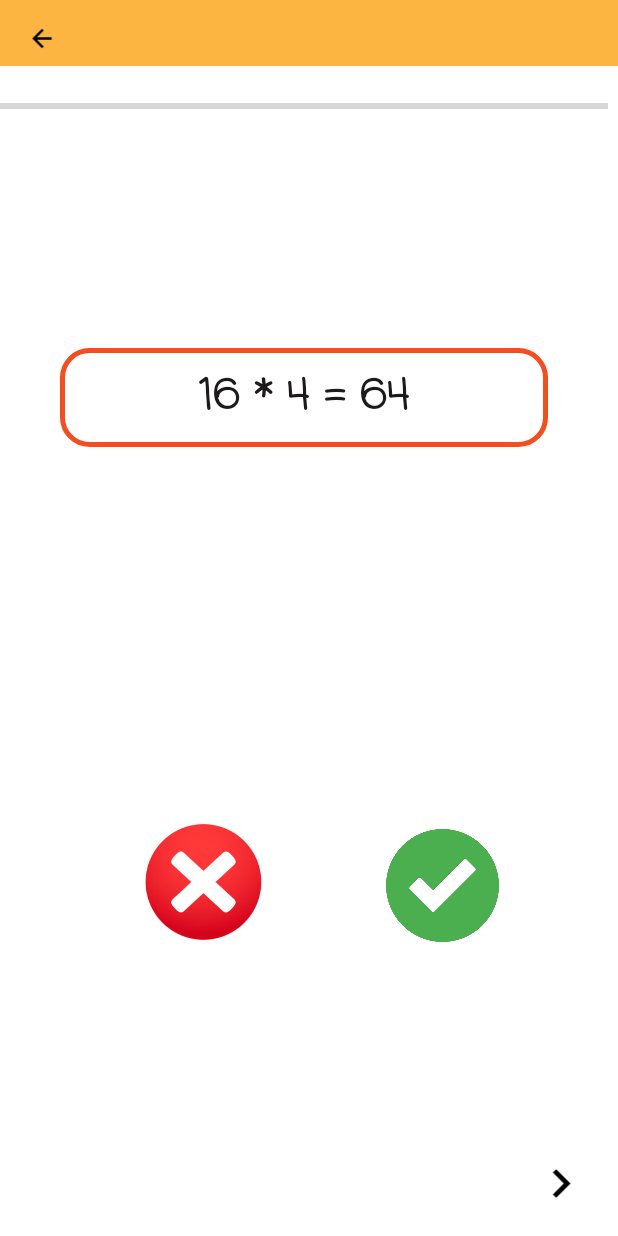
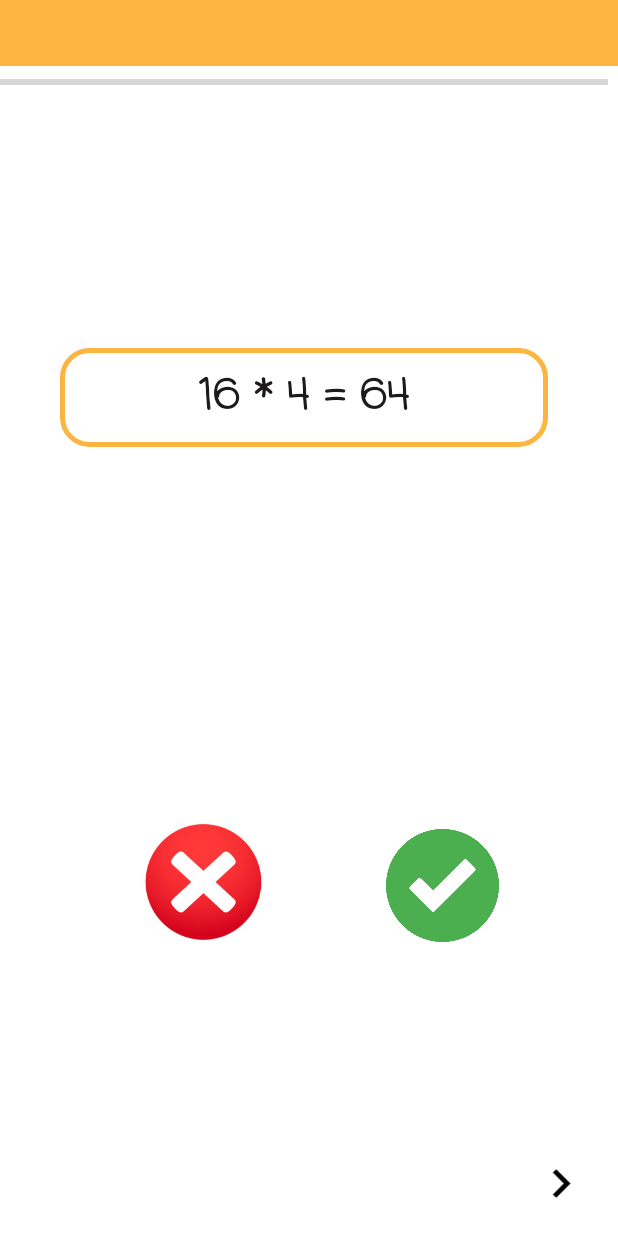
Before and after one commit to SalsabeelH/ProjectMobileApps, an Android app: the CalculationActivity screen opened directly, with no data from a screen before it, on a phone screen of 412 x 824 dp. Run offline under Robolectric (Android 15) with nearby library versions, the phone set to English and light mode, and no system bars.

Commit message:
add app color name

```diff
--- a/app/src/main/java/birzeit/edu/projectmobileapps/ui/CalculationActivity.java
+++ b/app/src/main/java/birzeit/edu/projectmobileapps/ui/CalculationActivity.java
@@ -19,7 +19,6 @@ import android.widget.Toast;
 public class CalculationActivity extends AppCompatActivity {
 
     private TextView equation;
-    private ImageView past_page;
     private ImageView next_equ;
     private ImageView correct;
     private ImageView incorrect;
@@ -36,20 +35,11 @@ public class CalculationActivity extends AppCompatActivity {
 
     private void extracted() {
         equation=findViewById(R.id.tvEquation);
-        past_page=findViewById(R.id.pastPage);
         next_equ=findViewById(R.id.nextEquation);
         correct=findViewById(R.id.correct);
         incorrect=findViewById(R.id.incorrect);
         mProgressBar=(ProgressBar)findViewById(R.id.progressBar);
 
-        past_page.setOnClickListener(new View.OnClickListener() {
-            @Override
-            public void onClick(View view) {
-                Intent intent=new Intent(CalculationActivity.this,MentalFragment.class);
-                startActivity(intent);
-                finish();
-            }
-        });
 
         next_equ.setOnClickListener(new View.OnClickListener() {
             @Override
--- /dev/null
+++ b/app/src/main/res/drawable/ic_baseline_person_24.xml
@@ -0,0 +1,5 @@
+<vector android:height="24dp" android:tint="#000000"
+    android:viewportHeight="24" android:viewportWidth="24"
+    android:width="24dp" xmlns:android="http://schemas.android.com/apk/res/android">
+    <path android:fillColor="@android:color/white" android:pathData="M12,12c2.21,0 4,-1.79 4,-4s-1.79,-4 -4,-4 -4,1.79 -4,4 1.79,4 4,4zM12,14c-2.67,0 -8,1.34 -8,4v2h16v-2c0,-2.66 -5.33,-4 -8,-4z"/>
+</vector>
--- a/app/src/main/res/drawable/txtborder.xml
+++ b/app/src/main/res/drawable/txtborder.xml
@@ -2,11 +2,10 @@
 <shape xmlns:android="http://schemas.android.com/apk/res/android"
     android:shape="rectangle" >
 
-
     <!-- View border color and width -->
     <stroke
         android:width="3dp"
-        android:color="@color/orange" >
+        android:color="@color/app_color" >
     </stroke>
 
     <!-- The radius makes the corners rounded -->
--- a/app/src/main/res/layout/activity_calculation.xml
+++ b/app/src/main/res/layout/activity_calculation.xml
@@ -11,7 +11,7 @@
         style="?android:attr/progressBarStyleHorizontal"
         android:layout_width="405dp"
         android:layout_height="45dp"
-        android:layout_marginTop="48dp"
+        android:layout_marginTop="32dp"
         android:max="100"
         android:progress="0"
         app:layout_constraintEnd_toEndOf="parent"
@@ -62,17 +62,6 @@
         app:layout_constraintStart_toStartOf="parent"
         app:layout_constraintTop_toTopOf="parent" />
 
-    <ImageView
-        android:id="@+id/pastPage"
-        android:layout_width="24dp"
-        android:layout_height="19dp"
-        android:layout_marginTop="16dp"
-        app:layout_constraintEnd_toEndOf="parent"
-        app:layout_constraintHorizontal_bias="0.041"
-        app:layout_constraintStart_toStartOf="parent"
-        app:layout_constraintTop_toTopOf="parent"
-        app:srcCompat="@drawable/ic_baseline_arrow_back_24" />
-
     <TextView
         android:id="@+id/tvEquation"
         style="@style/txtViewStyle"
--- a/app/src/main/res/layout/activity_log_in.xml
+++ b/app/src/main/res/layout/activity_log_in.xml
@@ -90,10 +90,11 @@
         android:id="@+id/btn_guest"
         android:layout_width="65dp"
         android:layout_height="37dp"
-        android:layout_marginEnd="16dp"
-        android:layout_marginBottom="20dp"
+        android:layout_marginBottom="24dp"
         app:layout_constraintBottom_toBottomOf="parent"
         app:layout_constraintEnd_toEndOf="parent"
+        app:layout_constraintHorizontal_bias="0.953"
+        app:layout_constraintStart_toStartOf="parent"
         app:srcCompat="@drawable/right_arrow" />
 
     <TextView
--- a/app/src/main/res/layout/fragment_home.xml
+++ b/app/src/main/res/layout/fragment_home.xml
@@ -19,4 +19,5 @@
         app:layout_constraintEnd_toEndOf="parent"
         app:layout_constraintStart_toStartOf="parent"
         app:layout_constraintTop_toTopOf="parent" />
+
 </androidx.constraintlayout.widget.ConstraintLayout>
--- a/app/src/main/res/values/colors.xml
+++ b/app/src/main/res/values/colors.xml
@@ -8,4 +8,5 @@
     <color name="black">#FF000000</color>
     <color name="white">#FFFFFFFF</color>
     <color name="orange">#F14F1F</color>
+    <color name="app_color">#fbb540</color>
 </resources>
```
Also changed, not shown: app/src/main/java/birzeit/edu/projectmobileapps/ui/DifferenceActivity.java (+4 -14 lines), app/src/main/res/layout/activity_difference.xml (+2 -13 lines).
